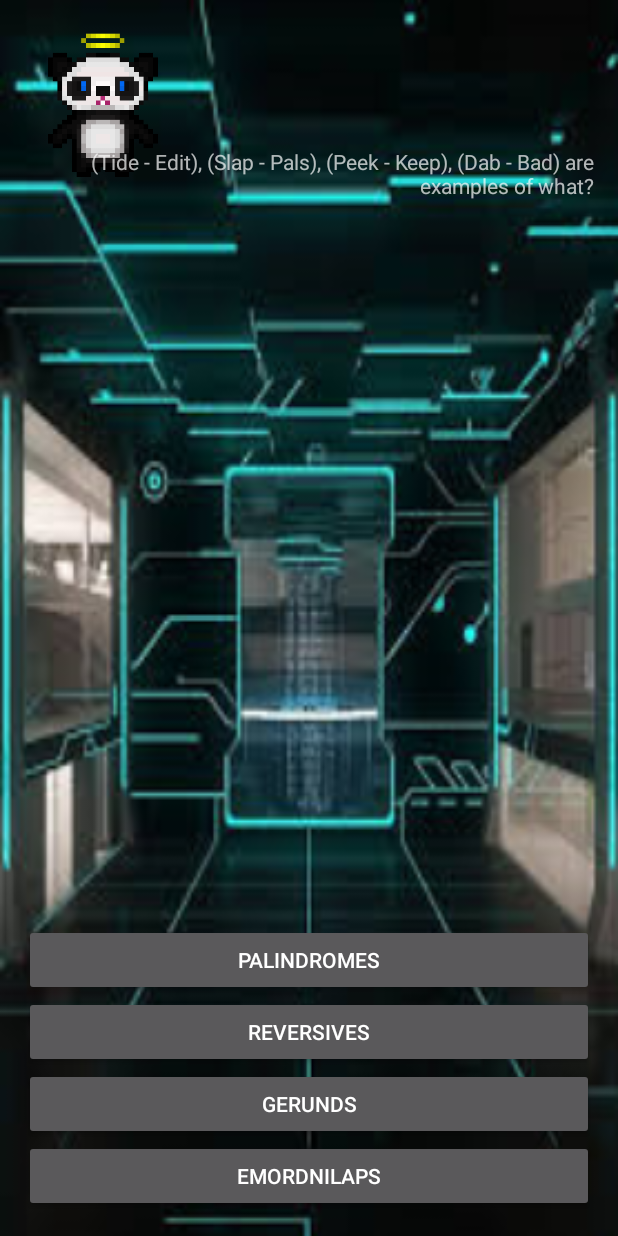
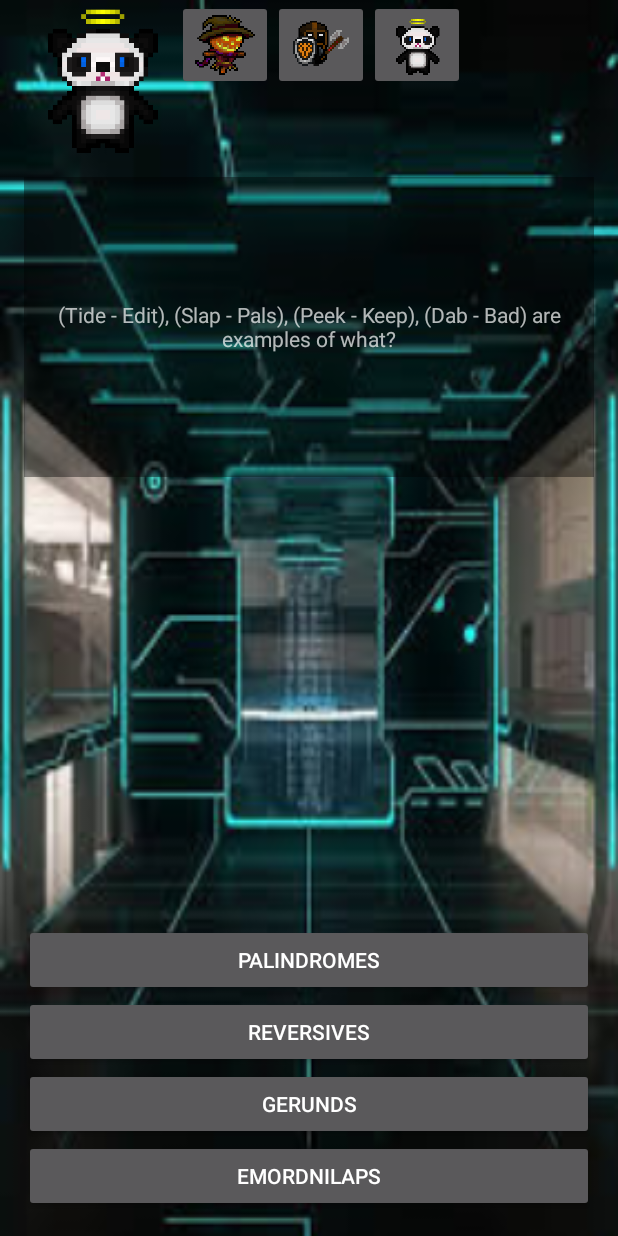
Before and after one commit to cerberus29/Sumultanea, an Android app: the PLAY screen opened directly, with no data from a screen before it, on a phone screen of 412 x 824 dp. Run offline under Robolectric (Android 15) with nearby library versions, the phone set to English and light mode, and no system bars.

Commit message:
Added other players and basic game actions

```diff
--- a/app/src/main/java/com/example/cj/sumultanea/PLAY.java
+++ b/app/src/main/java/com/example/cj/sumultanea/PLAY.java
@@ -3,16 +3,21 @@ package com.example.cj.sumultanea;
 import android.content.Intent;
 import android.graphics.drawable.AnimationDrawable;
 import android.media.MediaPlayer;
+import android.os.Handler;
+import android.provider.MediaStore;
 import android.support.v7.app.AppCompatActivity;
 import android.os.Bundle;
 import android.util.Log;
 import android.view.Gravity;
 import android.view.View;
 import android.widget.Button;
+import android.widget.ImageButton;
 import android.widget.ImageView;
 import android.widget.LinearLayout;
 import android.widget.TextView;
 
+import java.util.ArrayList;
+import java.util.List;
 import java.util.Random;
 
 import static com.example.cj.sumultanea.simultanea.CHARACTER1;
@@ -26,57 +31,62 @@ public class PLAY extends AppCompatActivity implements View.OnClickListener {
     private QuizPool quizPool;
     private Random random;
     private QuizPool.Entry currentQuestion;
-
-    Button clk1, clk2;
-    MediaPlayer mdx;
+    TextView questionText;
+    private LinearLayout answersLayout;
+    private Player me;
+    private List<Player> otherPlayers = new ArrayList<>();
+    private LinearLayout otherPlayersLayout;
+    private Handler handler = new Handler();
+    private MediaPlayer ring;
 
     @Override
     protected void onCreate(Bundle savedInstanceState) {
         super.onCreate(savedInstanceState);
 
-        clk1 = (Button) findViewById(R.id.PLAY);
-        clk2 = (Button) findViewById(R.id.CHARACTERS);
-
-
-
-        MediaPlayer ring= MediaPlayer.create(PLAY.this,R.raw.fight2);
+        ring = MediaPlayer.create(this, R.raw.fight2);
         ring.setLooping(true);
         ring.start();
 
         Intent intent = getIntent();
         int character = intent.getIntExtra(simultanea.CHARACTER_KEY, CHARACTER1);
+        me = new Player(this, character);
         Log.d(TAG, "Playing as character " + character);
         setContentView(R.layout.activity_play);
+        questionText = (TextView) findViewById(R.id.textView4);
+        answersLayout = (LinearLayout) findViewById(R.id.answersLayout);
+        otherPlayersLayout = (LinearLayout) findViewById(R.id.otherPlayersLayout);
         ImageView imageView = (ImageView) findViewById(R.id.imageView2);
-        imageView.clearAnimation();
-
-        switch (character) {
-            case CHARACTER1:
-                imageView.setImageResource(R.drawable.bluepanda);
-                break;
-            case CHARACTER2:
-                imageView.setImageResource(R.drawable.duel);
-                break;
-            case CHARACTER3:
-                imageView.setImageResource(R.drawable.pump);
-                break;
-            case CHARACTER4:
-                imageView.setImageResource(R.drawable.war);
-                break;
-
-        }
-        AnimationDrawable anim = (AnimationDrawable) imageView.getDrawable();
-        anim.start();
+        imageView.setImageDrawable(me.animation);
+        me.animation.start();
         quizPool = new QuizPool(this);
         random = new Random();
+
+        // Add fake players for now
+        otherPlayers.add(new Player(this, CHARACTER3));
+        otherPlayers.add(new Player(this, CHARACTER4));
+        otherPlayers.add(new Player(this, CHARACTER1));
+        // Remove the fake content used for designing the layout, then add our players buttons
+        otherPlayersLayout.removeAllViews();
+        for (Player player: otherPlayers) {
+            ImageButton btn = new ImageButton(this);
+            LinearLayout.LayoutParams lp = new LinearLayout.LayoutParams(LinearLayout.LayoutParams.WRAP_CONTENT, LinearLayout.LayoutParams.WRAP_CONTENT);
+            btn.setScaleType(ImageView.ScaleType.CENTER_CROP);
+            btn.setImageDrawable(player.animation);
+            player.animation.start();
+            btn.setAdjustViewBounds(true);
+            btn.setEnabled(false);
+            btn.setLayoutParams(lp);
+            btn.setOnClickListener(this);
+            otherPlayersLayout.addView(btn);
+        }
+
         newQuestion();
     }
 
     private void newQuestion() {
+        answersLayout.setEnabled(false);
         currentQuestion = quizPool.getQuestion();
-        TextView questionText = (TextView) findViewById(R.id.textView4);
         questionText.setText(currentQuestion.question);
-        LinearLayout answersLayout = (LinearLayout) findViewById(R.id.answersLayout);
 
         // We clear-out the old buttons, and create new ones for the current question
         answersLayout.removeAllViews();
@@ -97,24 +107,117 @@ public class PLAY extends AppCompatActivity implements View.OnClickListener {
             }
             count++;
         }
+        answersLayout.setVisibility(View.VISIBLE);
+    }
+
+    private void disableAnswerButtons() {
+        for (int i=0; i<answersLayout.getChildCount(); i++) {
+            View v = answersLayout.getChildAt(i);
+            v.setEnabled(false);
+        }
+    }
+
+    private void enablePlayersButtons(boolean enabled) {
+        for (int i=0; i<otherPlayersLayout.getChildCount(); i++) {
+            View v = otherPlayersLayout.getChildAt(i);
+            v.setEnabled(enabled);
+        }
     }
 
     @Override
     public void onClick(View v) {
+        if (v.getParent() == answersLayout) {
+            disableAnswerButtons();
             Button button = (Button) v;
             // Check which answer correspond that button.
-        for (QuizPool.Answer answer: currentQuestion.answers) {
+            for (QuizPool.Answer answer : currentQuestion.answers) {
                 if (answer.text.equals(button.getText())) {
                     if (answer.correct) {
                         Log.d(TAG, "Correct!");
-                    // TODO: increment score, display something
+                        questionText.setText("Correct! Please choose a player to attack.");
+                        enablePlayersButtons(true);
                     } else {
                         Log.d(TAG, "Incorrect!");
-                    // TODO: display something
+                        questionText.setText("Incorrect! Please wait for other players to decide your fate.");
+                        handler.postDelayed(new Runnable() {
+                            @Override
+                            public void run() {
+                                if (random.nextInt(2) == 0) {
+                                    questionText.setText("You got attacked");
+                                    handler.postDelayed(new Runnable() {
+                                        @Override
+                                        public void run() {
+                                            if (me.lives == 1) {
+                                                questionText.setText("You have no more lives, GAME OVER!");
+                                                handler.postDelayed(new Runnable() {
+                                                    @Override
+                                                    public void run() {
+                                                        ring.stop();
+                                                        finish();
                                                     }
+                                                }, 1500);
+                                            } else {
+                                                me.lives--;
+                                                questionText.setText("You have " + me.lives + " lives left.");
+                                                handler.postDelayed(new Runnable() {
+                                                    @Override
+                                                    public void run() {
                                                         newQuestion();
+                                                    }
+                                                }, 1500);
+                                            }
+                                        }
+                                    }, 1500);
+                                } else {
+                                    questionText.setText("You got spared, this time...");
+                                    handler.postDelayed(new Runnable() {
+                                        @Override
+                                        public void run() {
+                                            newQuestion();
+                                        }
+                                    }, 1500);
+                                }
+                            }
+                        }, 1500);
+                    }
                     return;
                 }
             }
+        } else if (v.getParent() == otherPlayersLayout) {
+            enablePlayersButtons(false);
+            final ImageButton button = (ImageButton) v;
+            // Check which answer correspond that button.
+            final int index = otherPlayersLayout.indexOfChild(v);
+            final Player player = otherPlayers.get(index);
+            questionText.setText("Attacking player " + index);
+            handler.postDelayed(new Runnable() {
+                @Override
+                public void run() {
+                    if (player.lives == 1) {
+                        questionText.setText("You killed player " + index);
+                        handler.postDelayed(new Runnable() {
+                            @Override
+                            public void run() {
+                                otherPlayersLayout.removeView(button);
+                                otherPlayers.remove(index);
+                                if (otherPlayers.isEmpty()) {
+                                    questionText.setText("You are the last player standing, YOU WIN!!!");
+                                    handler.postDelayed(new Runnable() {
+                                        @Override
+                                        public void run() {
+                                            ring.stop();
+                                            finish();
+                                        }
+                                    }, 3000);
                                 }
                             }
+                        }, 1500);
+                    } else {
+                        player.lives--;
+                    }
+                    newQuestion();
+                }
+            }, 1500);
+        }
+    }
+}
--- a/app/src/main/java/com/example/cj/sumultanea/simultanea.java
+++ b/app/src/main/java/com/example/cj/sumultanea/simultanea.java
@@ -27,8 +27,7 @@ public class simultanea extends AppCompatActivity implements View.OnClickListene
     protected void onCreate(Bundle savedInstanceState) {
         super.onCreate(savedInstanceState);
 
-
-        MediaPlayer ring= MediaPlayer.create(simultanea.this,R.raw.home);
+        MediaPlayer ring = MediaPlayer.create(this, R.raw.home);
         ring.setLooping(true);
         ring.start();
 
--- a/app/src/main/res/layout/activity_play.xml
+++ b/app/src/main/res/layout/activity_play.xml
@@ -1,24 +1,89 @@
 <?xml version="1.0" encoding="utf-8"?>
-<RelativeLayout xmlns:android="http://schemas.android.com/apk/res/android"
+<android.support.constraint.ConstraintLayout xmlns:android="http://schemas.android.com/apk/res/android"
     xmlns:app="http://schemas.android.com/apk/res-auto"
     xmlns:tools="http://schemas.android.com/tools"
     android:id="@+id/activity_play"
     android:layout_width="match_parent"
     android:layout_height="match_parent"
-    android:paddingBottom="@dimen/activity_vertical_margin"
-    android:paddingLeft="@dimen/activity_horizontal_margin"
-    android:paddingRight="@dimen/activity_horizontal_margin"
-    android:paddingTop="@dimen/activity_vertical_margin"
     tools:context="com.example.cj.sumultanea.PLAY"
     android:background="@drawable/bgplay">
+
+    <LinearLayout
+        android:id="@+id/playersLayout"
+        android:layout_width="match_parent"
+        android:layout_height="wrap_content"
+        android:orientation="horizontal"
+        app:layout_constraintTop_toTopOf="parent"
+        app:layout_constraintBottom_toTopOf="@+id/questionLayout"
+        app:layout_constraintLeft_toLeftOf="parent"
+        app:layout_constraintRight_toRightOf="parent"
+        android:layout_marginLeft="16dp"
+        android:layout_marginRight="16dp"
+        android:layout_marginTop="0dp">
+
+        <ImageView
+            android:id="@+id/imageView2"
+            android:layout_width="102dp"
+            android:layout_height="wrap_content"
+            android:adjustViewBounds="true"
+            android:foregroundGravity="left"
+            app:srcCompat="@drawable/pump" />
+
+        <LinearLayout
+            android:id="@+id/otherPlayersLayout"
+            android:layout_width="match_parent"
+            android:layout_height="60dp"
+            android:orientation="horizontal">
+
+            <ImageButton
+                android:layout_width="60dp"
+                android:layout_height="60dp"
+                android:adjustViewBounds="true"
+                android:scaleType="centerCrop"
+                app:srcCompat="@drawable/duel" />
+            <ImageButton
+                android:layout_width="60dp"
+                android:layout_height="60dp"
+                android:adjustViewBounds="true"
+                android:scaleType="centerCrop"
+                app:srcCompat="@drawable/duel" />
+        </LinearLayout>
+    </LinearLayout>
+
+    <LinearLayout
+        android:id="@+id/questionLayout"
+        android:orientation="horizontal"
+        android:layout_width="match_parent"
+        android:layout_height="wrap_content"
+        app:layout_constraintTop_toBottomOf="@+id/playersLayout"
+        app:layout_constraintRight_toRightOf="parent"
+        app:layout_constraintLeft_toLeftOf="parent"
+        android:layout_marginLeft="16dp"
+        android:layout_marginRight="16dp"
+        android:layout_marginTop="16dp">
+
+        <TextView
+            android:id="@+id/textView4"
+            android:layout_width="0dp"
+            android:layout_height="200dp"
+            android:layout_weight="1"
+            android:background="@color/black_overlay"
+            android:gravity="center"
+            android:text="TextView" />
+
+    </LinearLayout>
 
     <LinearLayout
         android:id="@+id/answersLayout"
         android:layout_width="match_parent"
         android:layout_height="wrap_content"
-        android:layout_alignParentBottom="true"
-        android:layout_alignParentStart="true"
-        android:orientation="vertical">
+        android:orientation="vertical"
+        app:layout_constraintBottom_toBottomOf="parent"
+        app:layout_constraintRight_toRightOf="parent"
+        app:layout_constraintLeft_toLeftOf="parent"
+        android:layout_marginLeft="16dp"
+        android:layout_marginRight="16dp"
+        android:layout_marginBottom="16dp">
 
         <Button
             android:text="Button"
@@ -50,41 +115,5 @@
 
     </LinearLayout>
 
-    <LinearLayout
-        android:orientation="vertical"
-        android:layout_width="match_parent"
-        android:layout_height="match_parent"
-        android:layout_above="@+id/answer"
-        android:layout_alignParentEnd="true"
-        android:layout_marginBottom="296dp"
-        android:id="@+id/linearLayout">
 
-        <ImageView
-            android:id="@+id/imageView2"
-            android:layout_width="102dp"
-            android:layout_height="wrap_content"
-            app:srcCompat="@drawable/pump"
-            android:layout_alignParentStart="true"
-            android:foregroundGravity="left"
-            android:adjustViewBounds="true" />
-    </LinearLayout>
-
-    <LinearLayout
-        android:orientation="horizontal"
-        android:layout_width="match_parent"
-        android:layout_height="match_parent"
-        android:layout_alignParentEnd="true">
-
-        <TextView
-            android:text="TextView"
-            android:layout_width="120dp"
-            android:layout_height="200dp"
-            android:layout_alignParentTop="true"
-            android:id="@+id/textView4"
-            android:layout_alignParentEnd="true"
-            android:layout_weight="1"
-            android:gravity="top|bottom|right" />
-
-    </LinearLayout>
-
-</RelativeLayout>
+</android.support.constraint.ConstraintLayout>
```
Also changed, not shown: app/src/main/java/com/example/cj/sumultanea/Player.java (+3 -31 lines). Lines whose indentation alone changed are shown as unchanged.
